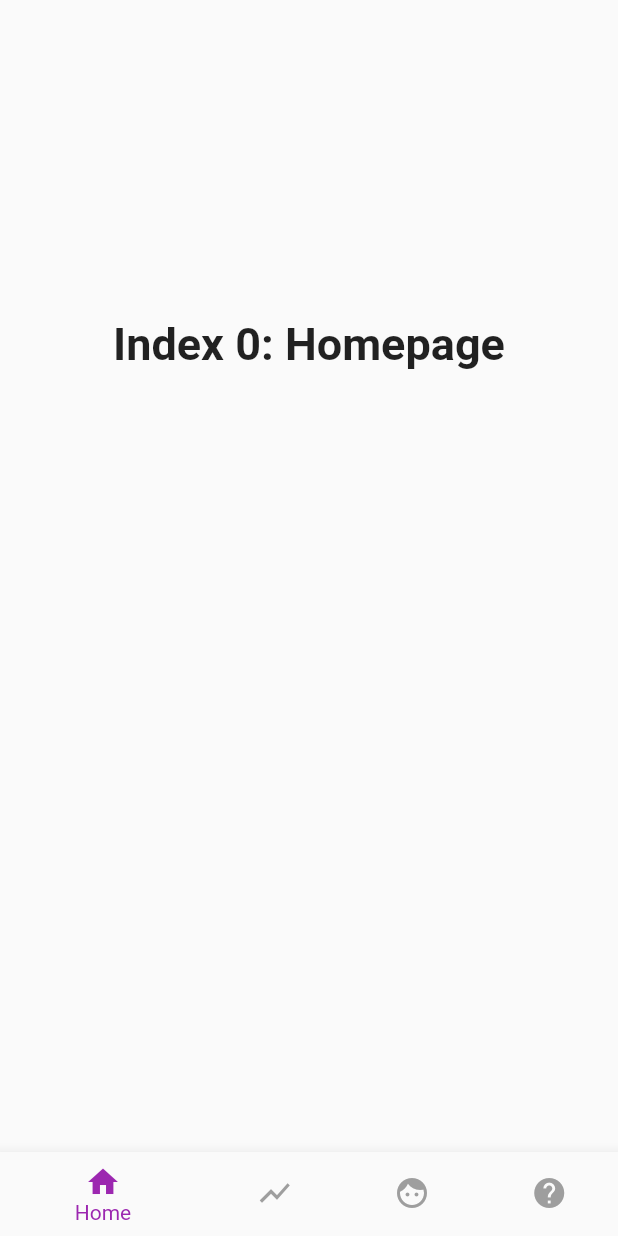
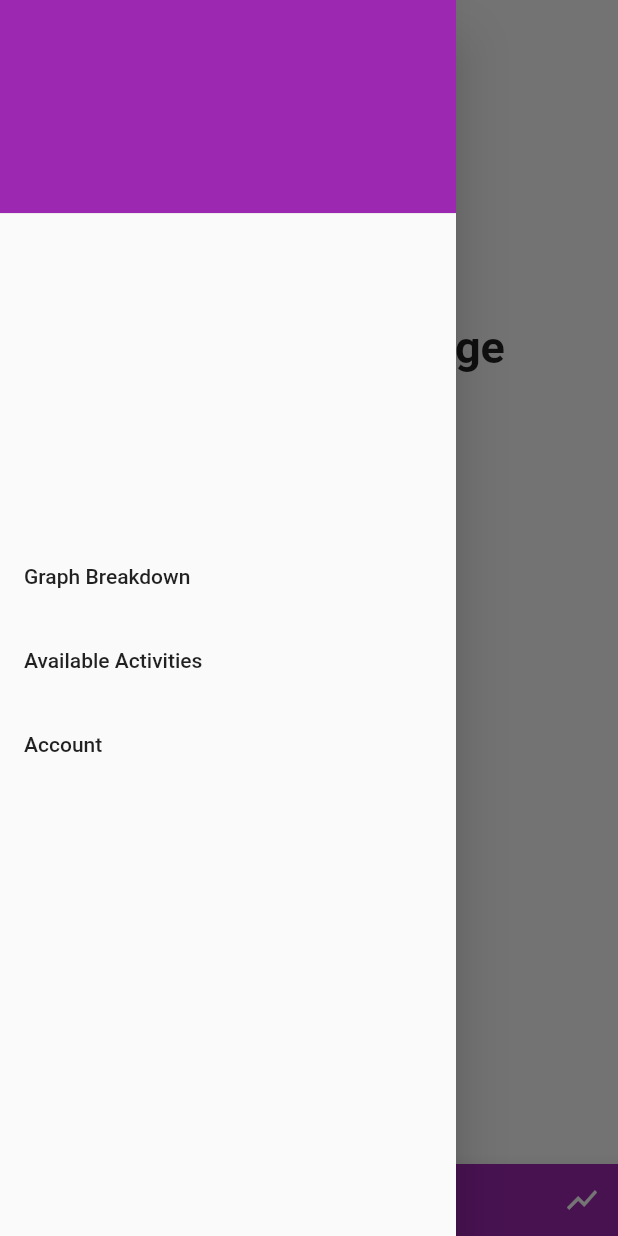
Before and after one commit to AethanFoot-University/StressApp, a Flutter app: the screen it shows after launch, with the side drawer open (before the commit the screen has no drawer), on a phone screen of 412 x 824 dp. Run offline on Flutter 3.47's test engine with Material 2 defaults, Android fonts, the light colour scheme and no system bars.

Commit message:
Revamped the nav bar and made the side drawer

```diff
--- /dev/null
+++ b/stress_app/lib/screens/app_drawer.dart
@@ -0,0 +1,68 @@
+import 'package:flutter/cupertino.dart';
+import 'package:flutter/material.dart';
+import 'package:stress_app/screens/availible_activities.dart';
+
+import 'account_page.dart';
+import 'graph_page.dart';
+
+class SideDrawer extends StatefulWidget {
+  @override
+  _SideDrawerState createState() => _SideDrawerState();
+}
+
+class _SideDrawerState extends State<SideDrawer> {
+  @override
+  Widget build(BuildContext context) {
+    return Drawer(
+      child: Column(
+        mainAxisAlignment: MainAxisAlignment.start,
+        crossAxisAlignment: CrossAxisAlignment.start,
+        children: <Widget>[
+          Container(
+            height: 150,
+            child: DrawerHeader(
+              decoration: BoxDecoration(
+                color: Colors.purple,
+              ),
+              child: null,
+            ),
+          ),
+          Expanded(
+            child: ListView(
+              padding: EdgeInsets.zero,
+              children: <Widget>[
+                Container(
+                  height: MediaQuery.of(context).size.height / 4,
+                ),
+                ListTile(
+                  title: Text('Graph Breakdown'),
+                  onTap: () {
+                    Navigator.push(context,
+                        MaterialPageRoute(builder: (context) => GraphPage()));
+                  },
+                ),
+                ListTile(
+                  title: Text('Available Activities'),
+                  onTap: () {
+                    Navigator.push(context,
+                        MaterialPageRoute(builder: (context) => AvailableActivities()));
+                  },
+                ),
+                ListTile(
+                  title: Text("Account"),
+                  onTap: () {
+                    Navigator.push(context,
+                        MaterialPageRoute(builder: (context) => AccountPage()));
+                  },
+                ),
+                Container(
+                  height: MediaQuery.of(context).size.height / 2,
+                ),
+              ],
+            ),
+          ),
+        ],
+      ),
+    );
+  }
+}
--- a/stress_app/lib/screens/homepage.dart
+++ b/stress_app/lib/screens/homepage.dart
@@ -1,5 +1,5 @@
 import 'package:flutter/material.dart';
-import 'package:stress_app/tools/CSVReader.dart';
+import 'package:stress_app/screens/app_drawer.dart';
 
 class MyHomePage extends StatefulWidget {
   MyHomePage({Key key, this.title}) : super(key: key);
@@ -17,15 +17,11 @@ class _MyHomePageState extends State<MyHomePage> {
   static List<Widget> _widgetOptions = <Widget>[
     HomePageBody(),
     Text(
-      'Index 1: Breakdown Page',
+      'Index 1: Excercises Page',
       style: optionStyle,
     ),
     Text(
-      'Index 2: Stress Relief',
-      style: optionStyle,
-    ),
-    Text(
-      'Index 3: Help Page',
+      'Index 2: Grid Page',
       style: optionStyle,
     ),
   ];
@@ -39,33 +35,11 @@ class _MyHomePageState extends State<MyHomePage> {
   @override
   Widget build(BuildContext context) {
     return Scaffold(
+      drawer: SideDrawer(),
       body: Center(
         child: _widgetOptions.elementAt(_selectedIndex),
       ),
-      bottomNavigationBar: BottomNavigationBar(
-        currentIndex: _selectedIndex,
-        selectedItemColor: Colors.purple,
-        unselectedItemColor: Colors.grey,
-        items: const <BottomNavigationBarItem>[
-          BottomNavigationBarItem(
-            icon: Icon(Icons.home),
-            title: Text('Home'),
-          ),
-          BottomNavigationBarItem(
-            icon: Icon(Icons.show_chart),
-            title: Text('Stress Breakdown'),
-          ),
-          BottomNavigationBarItem(
-            icon: Icon(Icons.face),
-            title: Text('Stress Relief'),
-          ),
-          BottomNavigationBarItem(
-            icon: Icon(Icons.help),
-            title: Text('Help'),
-          ),
-        ],
-        onTap: _onItemTapped,
-      ),
+      bottomNavigationBar: BottomBar(this),
     );
   }
 }
@@ -87,3 +61,58 @@ class HomePageBody extends StatelessWidget {
     );
   }
 }
+
+class BottomBar extends StatelessWidget {
+  final _MyHomePageState parent;
+
+  BottomBar(this.parent);
+
+  @override
+  Widget build(BuildContext context) {
+    return BottomAppBar(
+      child: Ink(
+        color: Colors.purple,
+        child: Row(
+          mainAxisSize: MainAxisSize.max,
+          mainAxisAlignment: MainAxisAlignment.spaceBetween,
+          children: <Widget>[
+            IconButton(
+              color: Colors.white,
+              icon: Icon(Icons.menu),
+              onPressed: () {
+                Scaffold.of(context).openDrawer();
+              },
+            ),
+            IconButton(
+              color: parent._selectedIndex == 0 ? Colors.grey : Colors.white,
+              splashColor: Colors.transparent,
+              iconSize: parent._selectedIndex == 0 ? 30 : 24,
+              icon: Icon(Icons.home),
+              onPressed: () {
+                parent._onItemTapped(0);
+              },
+            ),
+            IconButton(
+              color: parent._selectedIndex == 1 ? Colors.grey : Colors.white,
+              splashColor: Colors.transparent,
+              iconSize: parent._selectedIndex == 1 ? 30 : 24,
+              icon: Icon(Icons.healing),
+              onPressed: () {
+                parent._onItemTapped(1);
+              },
+            ),
+            IconButton(
+              color: parent._selectedIndex == 2 ? Colors.grey : Colors.white,
+              splashColor: Colors.transparent,
+              iconSize: parent._selectedIndex == 2 ? 30 : 24,
+              icon: Icon(Icons.show_chart),
+              onPressed: () {
+                parent._onItemTapped(2);
+              },
+            ),
+          ],
+        ),
+      ),
+    );
+  }
+}
```
Also changed, not shown: stress_app/lib/screens/account_page.dart (added, +41 -0 lines), stress_app/lib/screens/availible_activities.dart (added, +41 -0 lines), stress_app/lib/screens/graph_page.dart (added, +41 -0 lines).
